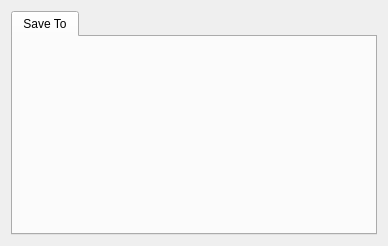
Alir3z4/yoDownet, file prefdownloaderswidget.ui: the form before one commit.
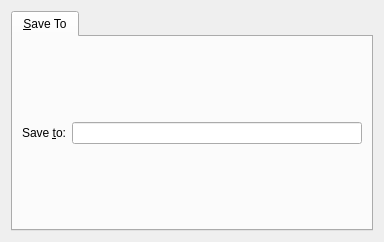
The form after the commit. Icons and pictures are not drawn. Custom widgets are drawn as their Qt base class.

Commit message: make Save to lineEdit work

```diff
--- a/prefdownloaderswidget.ui
+++ b/prefdownloaderswidget.ui
@@ -6,8 +6,8 @@
    <rect>
     <x>0</x>
     <y>0</y>
-    <width>388</width>
-    <height>246</height>
+    <width>384</width>
+    <height>242</height>
    </rect>
   </property>
   <property name="windowTitle">
@@ -26,13 +26,35 @@
      </property>
      <widget class="QWidget" name="saveToTab">
       <attribute name="title">
-       <string>Save To</string>
+       <string>&amp;Save To</string>
       </attribute>
+      <layout class="QGridLayout" name="SaveToTabGridLayout">
+       <item row="0" column="0">
+        <widget class="QLabel" name="saveToLabel">
+         <property name="text">
+          <string>Save &amp;to:</string>
+         </property>
+         <property name="buddy">
+          <cstring>saveToEdit</cstring>
+         </property>
+        </widget>
+       </item>
+       <item row="0" column="1">
+        <widget class="FileBrowz" name="saveToEdit"/>
+       </item>
+      </layout>
      </widget>
     </widget>
    </item>
   </layout>
  </widget>
+ <customwidgets>
+  <customwidget>
+   <class>FileBrowz</class>
+   <extends>QLineEdit</extends>
+   <header>filebrowz.h</header>
+  </customwidget>
+ </customwidgets>
  <resources/>
  <connections/>
 </ui>
```
The commit also changes 1 other file.
